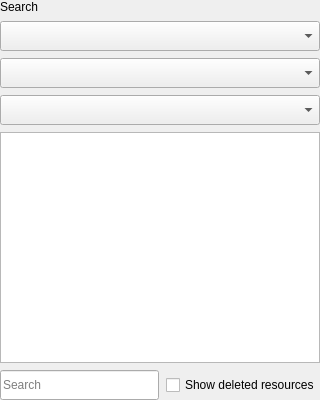
Qt form plugins/extensions/resourcemanager/wdgresourcepreview.ui (KDE/krita) before a commit.
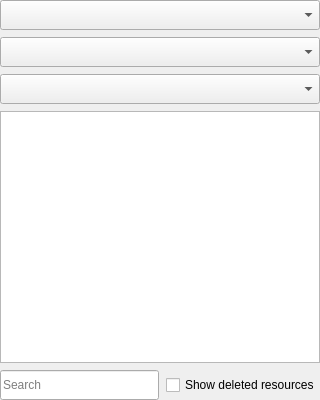
The same form after that commit. Custom widgets are drawn as their Qt base class.

```diff
--- a/plugins/extensions/resourcemanager/wdgresourcepreview.ui
+++ b/plugins/extensions/resourcemanager/wdgresourcepreview.ui
@@ -41,11 +41,11 @@
       <enum>QLayout::SetFixedSize</enum>
      </property>
      <item>
-      <widget class="QLabel" name="label">
-       <property name="text">
-        <string>Search</string>
+      <layout class="QHBoxLayout" name="horizontalLayout_2">
+       <property name="spacing">
+        <number>7</number>
        </property>
-      </widget>
+      </layout>
      </item>
      <item>
       <widget class="QComboBox" name="cmbResourceType">
```
